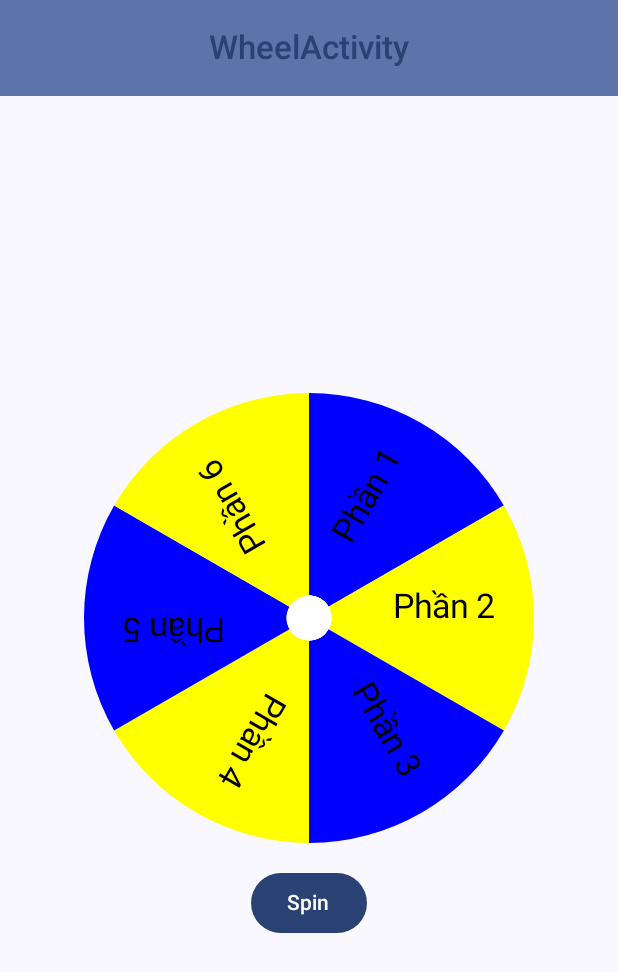
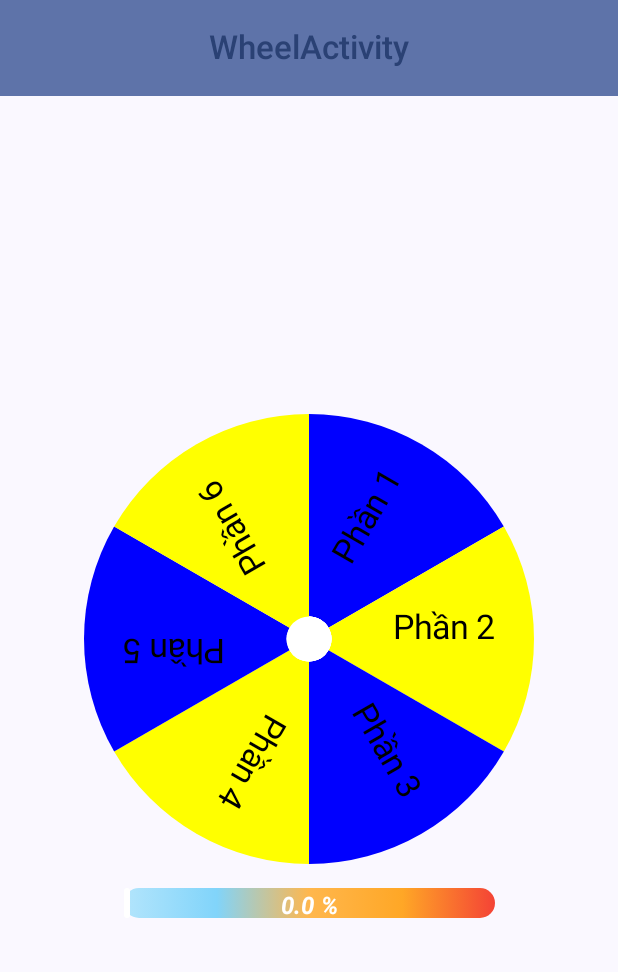
Before and after one commit to cuongttn2/wheel_compose, an Android app built with Jetpack Compose: the WheelActivity screen opened directly, with no data from a screen before it, on a phone screen of 412 x 824 dp. Shown: the top 972 px of the screen. Run offline under Robolectric (Android 15) with nearby library versions, the phone set to English and light mode, and no system bars; our stand-ins replace Dagger/Hilt's generated code, Timber; 1 statement that could not run was skipped.

Commit message:
implement force slider

```diff
--- a/app/src/main/java/com/example/wheelcompose/ui/wheel/WheelActivity.kt
+++ b/app/src/main/java/com/example/wheelcompose/ui/wheel/WheelActivity.kt
@@ -21,7 +21,7 @@ class WheelActivity : BaseActivity<WheelViewModel>() {
         snackBarHostState: SnackbarHostState,
     ) {
         val segments = listOf("Phần 1", "Phần 2", "Phần 3", "Phần 4", "Phần 5", "Phần 6")
-        WheelScreen(durationMillis = 10000, segments = segments) {
+        WheelScreen(segments = segments) {
             Timber.tag("WheelSpinner").d(it)
         }
     }
--- a/app/src/main/java/com/example/wheelcompose/ui/wheel/WheelScreen.kt
+++ b/app/src/main/java/com/example/wheelcompose/ui/wheel/WheelScreen.kt
@@ -4,17 +4,21 @@ import WheelSpinner
 import androidx.compose.animation.core.Animatable
 import androidx.compose.animation.core.FastOutSlowInEasing
 import androidx.compose.animation.core.tween
-import androidx.compose.foundation.layout.Arrangement.Center
+import androidx.compose.foundation.Canvas
+import androidx.compose.foundation.layout.Arrangement
 import androidx.compose.foundation.layout.Box
 import androidx.compose.foundation.layout.Column
 import androidx.compose.foundation.layout.Spacer
 import androidx.compose.foundation.layout.fillMaxSize
+import androidx.compose.foundation.layout.fillMaxWidth
 import androidx.compose.foundation.layout.height
 import androidx.compose.foundation.layout.size
-import androidx.compose.material3.Button
+import androidx.compose.material3.Slider
+import androidx.compose.material3.SliderDefaults
 import androidx.compose.material3.Text
 import androidx.compose.runtime.Composable
 import androidx.compose.runtime.getValue
+import androidx.compose.runtime.mutableFloatStateOf
 import androidx.compose.runtime.mutableStateOf
 import androidx.compose.runtime.remember
 import androidx.compose.runtime.rememberCoroutineScope
@@ -22,7 +26,13 @@ import androidx.compose.runtime.setValue
 import androidx.compose.ui.Alignment
 import androidx.compose.ui.Modifier
 import androidx.compose.ui.draw.rotate
+import androidx.compose.ui.geometry.CornerRadius
+import androidx.compose.ui.graphics.Brush
+import androidx.compose.ui.graphics.Color
+import androidx.compose.ui.text.font.FontStyle
+import androidx.compose.ui.text.font.FontWeight
 import androidx.compose.ui.unit.dp
+import androidx.compose.ui.unit.sp
 import com.example.wheelcompose.ui.widget.FireworkAnimation
 import kotlinx.coroutines.launch
 import kotlin.random.Random
@@ -30,53 +40,131 @@ import kotlin.random.Random
 @Composable
 fun WheelScreen(
     segments: List<String>,
-    durationMillis: Int = 3000,  // thời gian quay có thể điều chỉnh (mili giây)
-    onResult: (String) -> Unit = {} // Callback trả về tên phần được chọn
+    durationMillis: Int = 5000,  // Thời gian quay (có thể điều chỉnh)
+    onResult: (String) -> Unit = {}, // Callback trả về tên phần được chọn
 ) {
     var showFireworks by remember { mutableStateOf(false) }
+    var spinForce by remember { mutableFloatStateOf(0f) }
     val rotation = remember { Animatable(0f) }
     val coroutineScope = rememberCoroutineScope()
     val sweepAngle = 360f / segments.size
 
-    Box(modifier = Modifier.fillMaxSize()) {
-        // Nội dung chính được đặt trong một Column
     Column(
-            modifier = Modifier
-                .fillMaxSize(),
+        modifier = Modifier.fillMaxSize(),
         horizontalAlignment = Alignment.CenterHorizontally,
-            verticalArrangement = Center
+        verticalArrangement = Arrangement.Center
     ) {
-            WheelSpinner(
+        // Hiển thị WheelContent ở trên
+        WheelContent(
             segments = segments,
-                modifier = Modifier
-                    .size(300.dp)
-                    .rotate(rotation.value)
+            rotation = rotation.value,
+            modifier = Modifier.size(300.dp)
         )
         Spacer(modifier = Modifier.height(16.dp))
-            Button(onClick = {
+        // Thanh slider nằm ngang bên dưới wheel
+        ForceSlider(
+            force = spinForce,
+            onForceChange = { spinForce = it },
+            onForceChangeFinished = {
+                if (spinForce != 0f) {
                     coroutineScope.launch {
-                    val fullSpins = (11..13).random() // quay từ 11 đến 13 vòng
+                        // Sử dụng giá trị spinForce để tính số vòng quay:
+                        // Nếu spinForce = 0 thì không spin.
+                        val fullSpins = 10 + (spinForce / 100f) * 10
                         val extraRotation = Random.nextFloat() * 360f
                         val targetRotation = rotation.value + 360f * fullSpins + extraRotation
                         rotation.animateTo(
                             targetRotation,
-                        animationSpec = tween(durationMillis = durationMillis, easing = FastOutSlowInEasing)
+                            animationSpec = tween(
+                                durationMillis = durationMillis,
+                                easing = FastOutSlowInEasing
                             )
+                        )
+                        // Tính toán segment được chọn dựa trên góc quay
                         val finalRotation = rotation.value % 360
                         val effectiveAngle = (360 - finalRotation) % 360
                         val selectedIndex = (effectiveAngle / sweepAngle).toInt() % segments.size
                         onResult(segments[selectedIndex])
                         showFireworks = true
                     }
-            }) {
-                Text("Spin")
                 }
+                spinForce = 0f // Reset lại giá trị lực sau khi spin
             }
-
+        )
+    }
+    // Overlay hiển thị animation firework khi spin kết thúc
     FireworkAnimation(
         isVisible = showFireworks,
         modifier = Modifier.fillMaxSize(),
         onAnimationFinished = { showFireworks = false }
     )
 }
+
+@Composable
+fun WheelContent(
+    segments: List<String>,
+    rotation: Float,
+    modifier: Modifier = Modifier,
+) {
+    WheelSpinner(
+        segments = segments,
+        modifier = modifier.rotate(rotation)
+    )
 }
+
+@Composable
+fun ForceSlider(
+    force: Float,
+    onForceChange: (Float) -> Unit,
+    onForceChangeFinished: () -> Unit,
+    modifier: Modifier = Modifier,
+    valueRange: ClosedFloatingPointRange<Float> = 0f..100f,
+) {
+    Box(
+        modifier = modifier
+            .fillMaxWidth(fraction = 0.6f)
+            .height(20.dp),
+        contentAlignment = Alignment.Center
+    ) {
+        // Vẽ background gradient cho track
+        Canvas(
+            modifier = Modifier
+                .fillMaxWidth()
+                .height(40.dp)
+        ) {
+            drawRoundRect(
+                brush = Brush.horizontalGradient(
+                    colors = listOf(
+                        Color(0xFFB3E5FC), // Xanh nhạt
+                        Color(0xFF81D4FA), // Xanh nhạt đậm hơn
+                        Color(0xFFFFB74D), // Vàng cam
+                        Color(0xFFFFA726), // Vàng cam đậm
+                        Color(0xFFF44336)  // Đỏ
+                    )
+                ),
+                size = size,
+                cornerRadius = CornerRadius(20.dp.toPx(), 20.dp.toPx())
+            )
+        }
+        // Slider với track màu trong suốt, để background gradient hiện ra phía sau
+        Slider(
+            value = force,
+            onValueChange = onForceChange,
+            onValueChangeFinished = onForceChangeFinished,
+            valueRange = valueRange,
+            modifier = Modifier.fillMaxWidth(),
+            colors = SliderDefaults.colors(
+                thumbColor = Color.White,
+                activeTrackColor = Color.Transparent,
+                inactiveTrackColor = Color.Transparent
+            )
+        )
+
+        Text(
+            text = "$force %",
+            fontSize = 16.sp, fontWeight = FontWeight.Bold,
+            color = Color.White, fontStyle = FontStyle.Italic
+        )
+
+    }
+}
```
Lines whose indentation alone changed are shown as unchanged.
